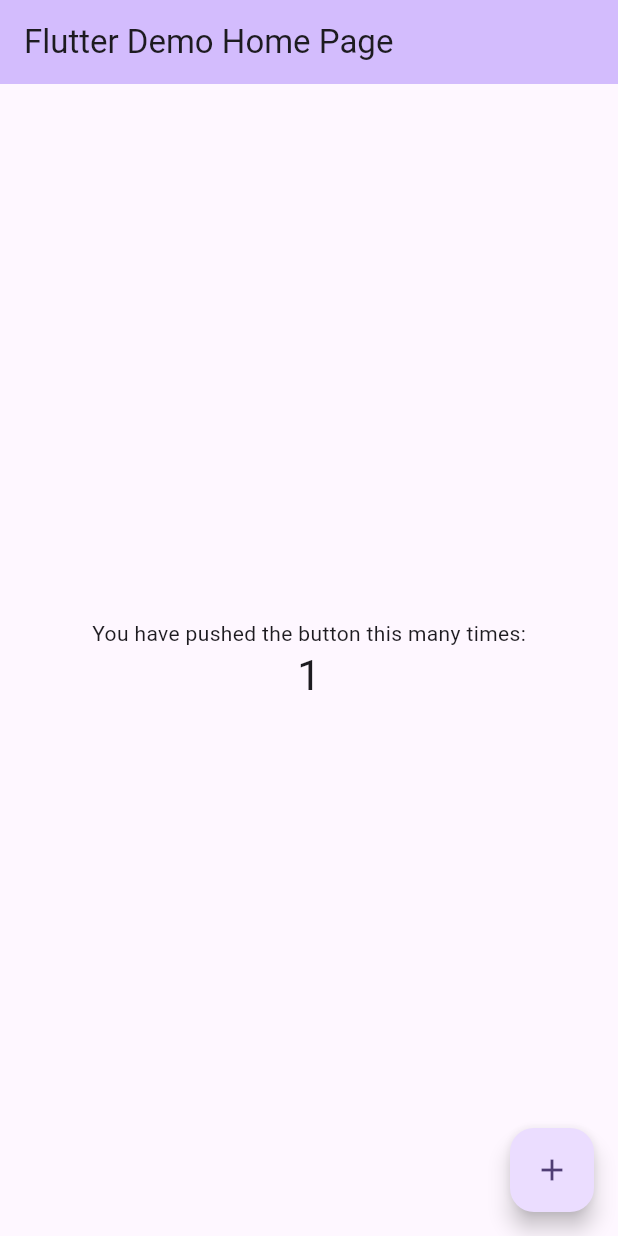
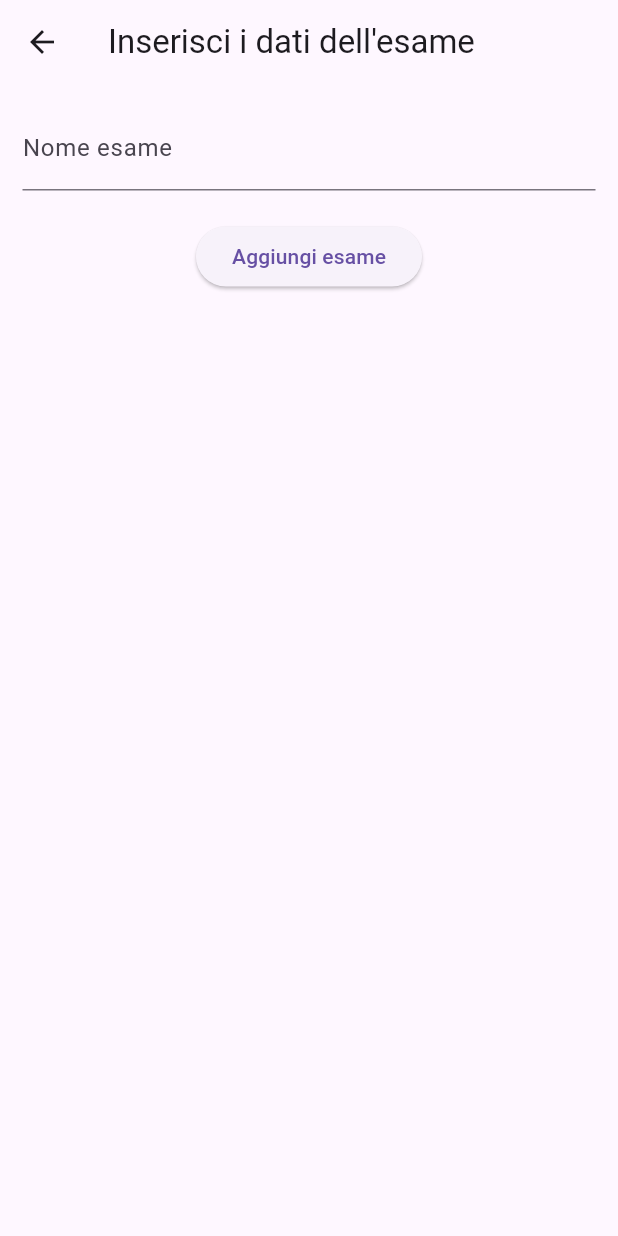
Before and after one commit to vale-02/Programmazione-Mobile, a Flutter app: the screen it shows after launch, after a tap on the "add" icon, on a phone screen of 412 x 824 dp. Run offline on Flutter 3.47's test engine with Material 3 defaults, Android fonts, the phone set to English and light mode, and no system bars; our stand-ins replace hive, hive_flutter; accounts and stored records are empty.

Commit message:
Inizializzazione del workplace per la gestione degli esami con il database Hive

```diff
--- a/brainiac/lib/main.dart
+++ b/brainiac/lib/main.dart
@@ -1,125 +1,27 @@
+import 'package:brainiac/model/exam.dart';
+import 'package:brainiac/workplace/workplace_screen.dart';
 import 'package:flutter/material.dart';
+import 'package:hive_flutter/hive_flutter.dart';
+import 'package:path_provider/path_provider.dart';
 
-void main() {
+void main() async {
+  //Inizializzazione database Hive
+  WidgetsFlutterBinding.ensureInitialized();
+  final directory = await getApplicationDocumentsDirectory();
+  Hive.init(directory.path);
+  Hive.registerAdapter(ExamAdapter());
+
   runApp(const MyApp());
 }
 
 class MyApp extends StatelessWidget {
   const MyApp({super.key});
 
-  // This widget is the root of your application.
   @override
   Widget build(BuildContext context) {
-    return MaterialApp(
-      title: 'Flutter Demo',
-      theme: ThemeData(
-        // This is the theme of your application.
-        //
-        // TRY THIS: Try running your application with "flutter run". You'll see
-        // the application has a purple toolbar. Then, without quitting the app,
-        // try changing the seedColor in the colorScheme below to Colors.green
-        // and then invoke "hot reload" (save your changes or press the "hot
-        // reload" button in a Flutter-supported IDE, or press "r" if you used
-        // the command line to start the app).
-        //
-        // Notice that the counter didn't reset back to zero; the application
-        // state is not lost during the reload. To reset the state, use hot
-        // restart instead.
-        //
-        // This works for code too, not just values: Most code changes can be
-        // tested with just a hot reload.
-        colorScheme: ColorScheme.fromSeed(seedColor: Colors.deepPurple),
-        useMaterial3: true,
-      ),
-      home: const MyHomePage(title: 'Flutter Demo Home Page'),
+    return const MaterialApp(
+      debugShowCheckedModeBanner: false,
+      home: WorkplaceScreen(),
     );
   }
 }
-
-class MyHomePage extends StatefulWidget {
-  const MyHomePage({super.key, required this.title});
-
-  // This widget is the home page of your application. It is stateful, meaning
-  // that it has a State object (defined below) that contains fields that affect
-  // how it looks.
-
-  // This class is the configuration for the state. It holds the values (in this
-  // case the title) provided by the parent (in this case the App widget) and
-  // used by the build method of the State. Fields in a Widget subclass are
-  // always marked "final".
-
-  final String title;
-
-  @override
-  State<MyHomePage> createState() => _MyHomePageState();
-}
-
-class _MyHomePageState extends State<MyHomePage> {
-  int _counter = 0;
-
-  void _incrementCounter() {
-    setState(() {
-      // This call to setState tells the Flutter framework that something has
-      // changed in this State, which causes it to rerun the build method below
-      // so that the display can reflect the updated values. If we changed
-      // _counter without calling setState(), then the build method would not be
-      // called again, and so nothing would appear to happen.
-      _counter++;
-    });
-  }
-
-  @override
-  Widget build(BuildContext context) {
-    // This method is rerun every time setState is called, for instance as done
-    // by the _incrementCounter method above.
-    //
-    // The Flutter framework has been optimized to make rerunning build methods
-    // fast, so that you can just rebuild anything that needs updating rather
-    // than having to individually change instances of widgets.
-    return Scaffold(
-      appBar: AppBar(
-        // TRY THIS: Try changing the color here to a specific color (to
-        // Colors.amber, perhaps?) and trigger a hot reload to see the AppBar
-        // change color while the other colors stay the same.
-        backgroundColor: Theme.of(context).colorScheme.inversePrimary,
-        // Here we take the value from the MyHomePage object that was created by
-        // the App.build method, and use it to set our appbar title.
-        title: Text(widget.title),
-      ),
-      body: Center(
-        // Center is a layout widget. It takes a single child and positions it
-        // in the middle of the parent.
-        child: Column(
-          // Column is also a layout widget. It takes a list of children and
-          // arranges them vertically. By default, it sizes itself to fit its
-          // children horizontally, and tries to be as tall as its parent.
-          //
-          // Column has various properties to control how it sizes itself and
-          // how it positions its children. Here we use mainAxisAlignment to
-          // center the children vertically; the main axis here is the vertical
-          // axis because Columns are vertical (the cross axis would be
-          // horizontal).
-          //
-          // TRY THIS: Invoke "debug painting" (choose the "Toggle Debug Paint"
-          // action in the IDE, or press "p" in the console), to see the
-          // wireframe for each widget.
-          mainAxisAlignment: MainAxisAlignment.center,
-          children: <Widget>[
-            const Text(
-              'You have pushed the button this many times:',
-            ),
-            Text(
-              '$_counter',
-              style: Theme.of(context).textTheme.headlineMedium,
-            ),
-          ],
-        ),
-      ),
-      floatingActionButton: FloatingActionButton(
-        onPressed: _incrementCounter,
-        tooltip: 'Increment',
-        child: const Icon(Icons.add),
-      ), // This trailing comma makes auto-formatting nicer for build methods.
-    );
-  }
-}
--- /dev/null
+++ b/brainiac/lib/model/exam.dart
@@ -0,0 +1,14 @@
+import 'package:hive/hive.dart';
+
+part 'exam.g.dart';
+
+@HiveType(typeId: 0)
+class Exam {
+  @HiveField(0)
+  final int id;
+
+  @HiveField(1)
+  final String name;
+
+  Exam({required this.id, required this.name});
+}
--- /dev/null
+++ b/brainiac/lib/workplace/workplace_addexam.dart
@@ -0,0 +1,49 @@
+import 'package:flutter/material.dart';
+import 'package:flutter/widgets.dart';
+
+class WorkplaceAddexam extends StatefulWidget {
+  const WorkplaceAddexam({super.key});
+
+  @override
+  State<WorkplaceAddexam> createState() => _WorkplaceAddexam();
+}
+
+class _WorkplaceAddexam extends State<WorkplaceAddexam> {
+  final TextEditingController _nameController = TextEditingController();
+
+  @override
+  void dispose() {
+    _nameController.dispose();
+    super.dispose();
+  }
+
+  @override
+  Widget build(BuildContext context) {
+    return Scaffold(
+      appBar: AppBar(
+        title: Text('Inserisci i dati dell\'esame'),
+      ),
+      body: SingleChildScrollView(
+        child: Padding(
+          padding: const EdgeInsets.all(15),
+          child: Column(
+            crossAxisAlignment: CrossAxisAlignment.center,
+            children: [
+              TextField(
+                controller: _nameController,
+                decoration: InputDecoration(labelText: 'Nome esame'),
+              ),
+              SizedBox(
+                height: 20,
+              ),
+              ElevatedButton(
+                onPressed: () {},
+                child: Text('Aggiungi esame'),
+              ),
+            ],
+          ),
+        ),
+      ),
+    );
+  }
+}
--- /dev/null
+++ b/brainiac/lib/workplace/workplace_screen.dart
@@ -0,0 +1,22 @@
+import 'package:brainiac/workplace/workplace_addexam.dart';
+import 'package:flutter/material.dart';
+
+class WorkplaceScreen extends StatelessWidget {
+  const WorkplaceScreen({super.key});
+
+  @override
+  Widget build(BuildContext context) {
+    return Scaffold(
+      appBar: AppBar(
+        title: Text('WORKPLACE'),
+      ),
+      floatingActionButton: FloatingActionButton(
+        onPressed: () {
+          Navigator.of(context).push(
+              MaterialPageRoute(builder: (context) => WorkplaceAddexam()));
+        },
+        child: Icon(Icons.add),
+      ),
+    );
+  }
+}
```
Also changed, not shown: brainiac/pubspec.yaml (+6 -1 lines), brainiac/lib/model/exam.g.dart (added), brainiac/pubspec.lock, 1 other file.
